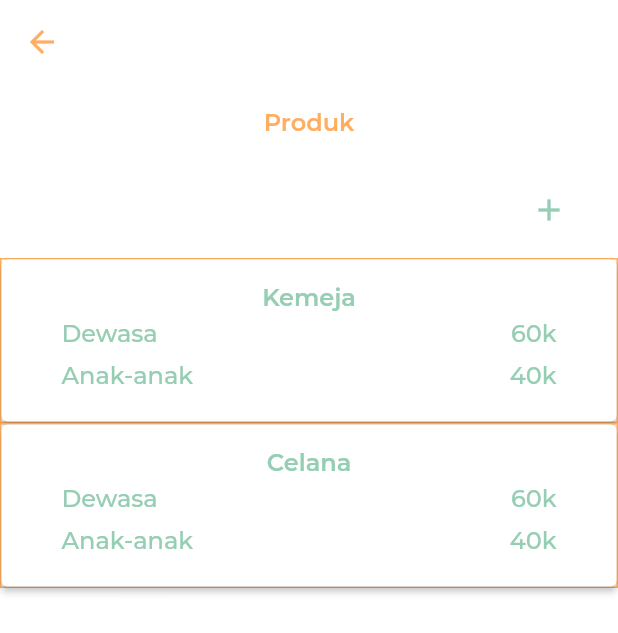
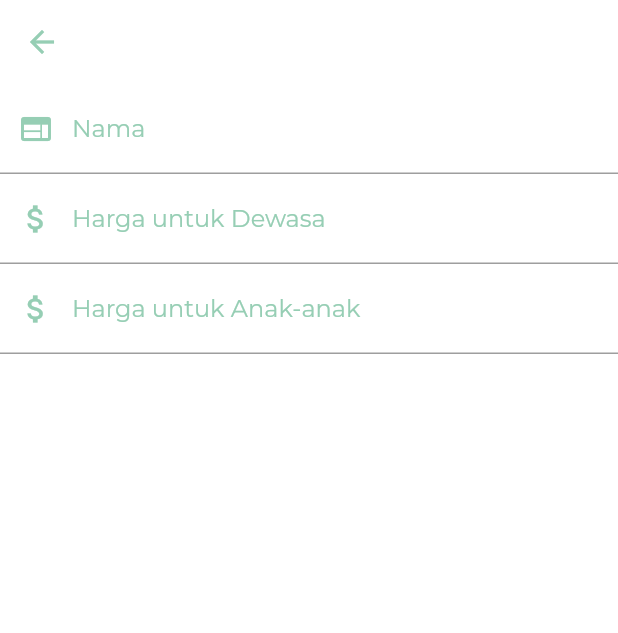
Before and after one commit to qonythazu/tugas-ippl, a Flutter app: the ProdukPage screen opened directly, after a tap on the "add" icon, on a phone screen of 412 x 824 dp. Shown: the top 633 px of the screen. Run offline on Flutter 3.47's test engine with Material 2 defaults, Android fonts, the phone set to English and light mode, and no system bars; project files that could hold a hidden picture were left out.

Commit message:
Nambah addproduk page part 1

```diff
--- /dev/null
+++ b/lib/addproduk.dart
@@ -0,0 +1,104 @@
+import 'package:flutter/material.dart';
+import 'package:flutter/src/widgets/container.dart';
+import 'package:flutter/src/widgets/framework.dart';
+
+class AddProduk extends StatefulWidget {
+  const AddProduk({super.key});
+
+  @override
+  State<AddProduk> createState() => _AddProdukState();
+}
+
+class _AddProdukState extends State<AddProduk> {
+  var nama = TextEditingController();
+  var adult = TextEditingController();
+  var kids = TextEditingController();
+
+  @override
+  Widget build(BuildContext context) {
+    return Scaffold(
+      appBar: AppBar(
+          title: const Text(""),
+          backgroundColor: Colors.transparent,
+          elevation: 0,
+          iconTheme: IconThemeData(color: Color(0xff96CEB4))),
+      body: Center(
+        child: Theme(
+            data: Theme.of(context).copyWith(
+                inputDecorationTheme:
+                    Theme.of(context).inputDecorationTheme.copyWith(
+              prefixIconColor:
+                  MaterialStateColor.resolveWith((Set<MaterialState> states) {
+                if (states.contains(MaterialState.focused)) {
+                  return Color(0xff96CEB4);
+                }
+                return Colors.grey;
+              }),
+            )),
+            child: Container(
+              child: Expanded(
+                  child: ListView(
+                children: [
+                  TextField(
+                    controller: nama,
+                    decoration: InputDecoration(
+                        prefixIcon: Icon(Icons.web),
+                        prefixIconColor: Color(0xff96CEB4),
+                        labelText: "Nama",
+                        labelStyle: TextStyle(
+                          color: Color(0xff96CEB4),
+                        ),
+                        hintText: "Kemeja",
+                        focusedBorder: UnderlineInputBorder(
+                            borderSide: BorderSide(
+                          width: 1,
+                          color: Color(0xff96CEB4),
+                        )
+                      )
+                    ),
+                  ),
+                  TextField(
+                    controller: adult,
+                    decoration: InputDecoration(
+                        prefixIcon: Icon(Icons.attach_money),
+                        prefixIconColor: Color(0xff96CEB4),
+                        labelText: "Harga untuk Dewasa",
+                        labelStyle: TextStyle(
+                          color: Color(0xff96CEB4),
+                        ),
+                        hintText: "60.000",
+                        focusedBorder: UnderlineInputBorder(
+                            borderSide: BorderSide(
+                          width: 1,
+                          color: Color(0xff96CEB4),
+                        )
+                      )
+                    ),
+                  ),
+                  TextField(
+                    controller: kids,
+                    decoration: InputDecoration(
+                        prefixIcon: Icon(Icons.attach_money),
+                        prefixIconColor: Color(0xff96CEB4),
+                        labelText: "Harga untuk Anak-anak",
+                        labelStyle: TextStyle(
+                          color: Color(0xff96CEB4),
+                        ),
+                        hintText: "40k",
+                        focusedBorder: UnderlineInputBorder(
+                            borderSide: BorderSide(
+                          width: 1,
+                          color: Color(0xff96CEB4),
+                        )
+                      )
+                    ),
+                  ),
+                ],
+              )
+            ),
+          )
+        ),
+      ),
+    );
+  }
+}
--- a/lib/produk.dart
+++ b/lib/produk.dart
@@ -1,3 +1,4 @@
+import 'package:anuy/addproduk.dart';
 import 'package:anuy/detailproduk.dart';
 import 'package:flutter/material.dart';
 import 'package:flutter/src/widgets/container.dart';
@@ -39,7 +40,12 @@ class _ProdukPageState extends State<ProdukPage> {
                 Padding(
                   padding: const EdgeInsets.all(8.0),
                   child: ElevatedButton.icon(
-                    onPressed: () {},
+                    onPressed: () {
+                      Navigator.push(
+                        context,
+                        MaterialPageRoute(
+                            builder: (context) => const AddProduk()));
+                    },
                     icon: Icon(
                       Icons.add,
                       color: Color(0xff96CEB4),
```
